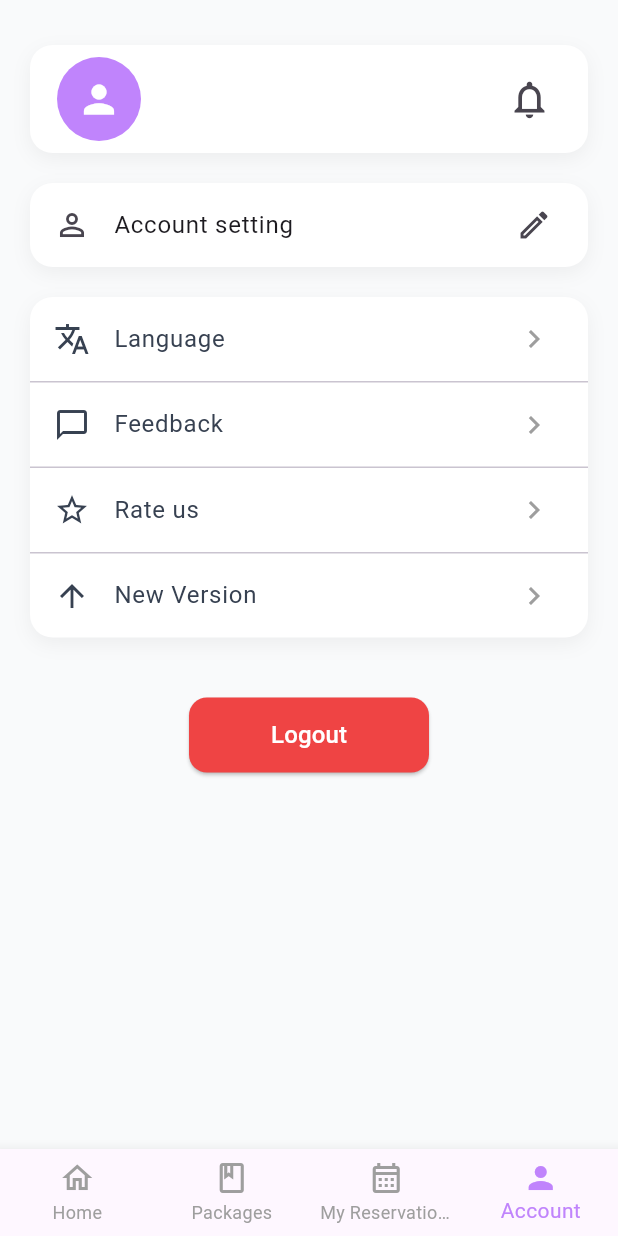
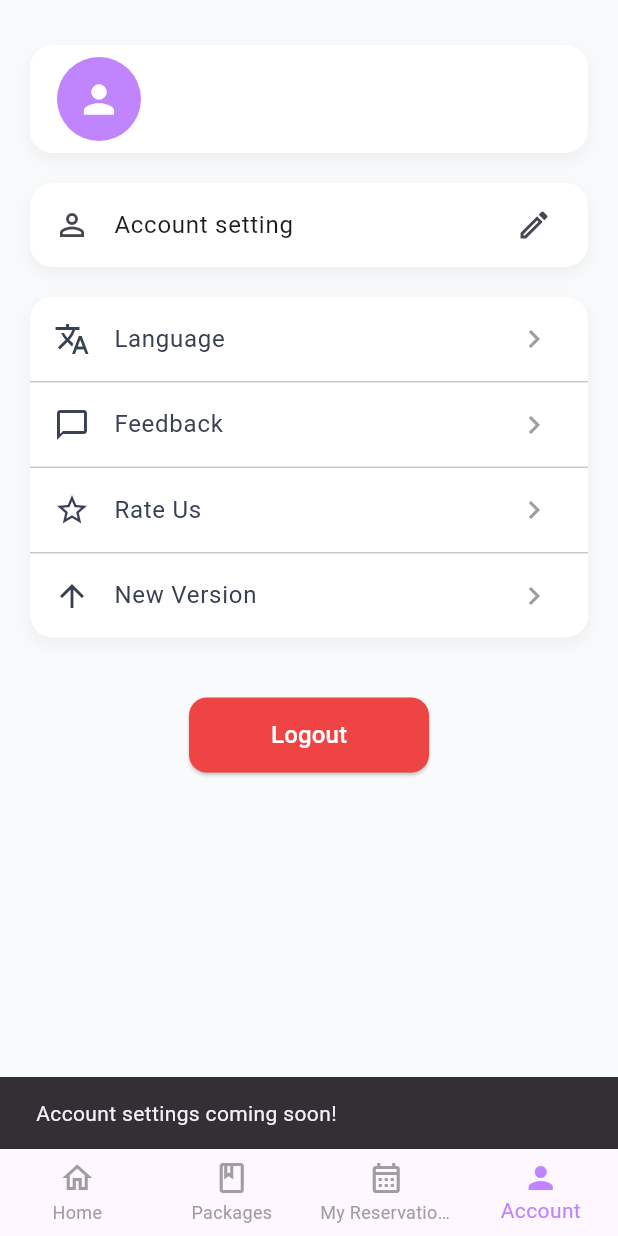
Before and after one commit to ExS1ghTeD/restaurant_package_booking, a Flutter app: the screen it shows once a user with an empty profile is signed in, item 4 of the bottom bar chosen, after a tap on "Account setting", on a phone screen of 412 x 824 dp. Run offline on Flutter 3.47's test engine with Material 3 defaults, Android fonts, the phone set to English and light mode, and no system bars; our stand-ins replace cached_network_image, cloud_firestore, firebase_auth, firebase_core, flutter_spinkit; accounts and stored records are empty; network calls fail.

Commit message:
Removed the notification icon and change how the buttons behave on the 'account_page.dart'

```diff
--- a/lib/account_page.dart
+++ b/lib/account_page.dart
@@ -151,7 +151,6 @@ class _AccountPageState extends State<AccountPage> {
                       email,
                       style: const TextStyle(color: Colors.grey, fontSize: 13),
                     ),
-                    trailing: const Icon(Icons.notifications_none, size: 30),
                   ),
                 );
               },
@@ -163,7 +162,15 @@ class _AccountPageState extends State<AccountPage> {
                 leading: const Icon(Icons.person_outline),
                 title: const Text('Account setting'),
                 trailing: const Icon(Icons.edit_outlined),
-                onTap: () {},
+                onTap: () {
+                  // Added SnackBar for Account Settings placeholder
+                  ScaffoldMessenger.of(context).showSnackBar(
+                    const SnackBar(
+                      content: Text('Account settings coming soon!'),
+                      duration: Duration(seconds: 2),
+                    ),
+                  );
+                },
               ),
             ),
             const SizedBox(height: 20),
@@ -174,7 +181,7 @@ class _AccountPageState extends State<AccountPage> {
                   const Divider(height: 1),
                   _buildMenuTile(Icons.chat_bubble_outline, 'Feedback'),
                   const Divider(height: 1),
-                  _buildMenuTile(Icons.star_border, 'Rate us'),
+                  _buildMenuTile(Icons.star_border, 'Rate Us'),
                   const Divider(height: 1),
                   _buildMenuTile(Icons.arrow_upward, 'New Version'),
                 ],
@@ -227,7 +234,15 @@ class _AccountPageState extends State<AccountPage> {
       leading: Icon(icon, color: const Color(0xFF374151)),
       title: Text(title, style: const TextStyle(color: Color(0xFF374151))),
       trailing: const Icon(Icons.chevron_right, color: Colors.grey),
-      onTap: () {},
+      onTap: () {
+        // Triggers a SnackBar for any menu tile pressed
+        ScaffoldMessenger.of(context).showSnackBar(
+          SnackBar(
+            content: Text('$title feature coming soon!'),
+            duration: const Duration(seconds: 2),
+          ),
+        );
+      },
     );
   }
 }
```
